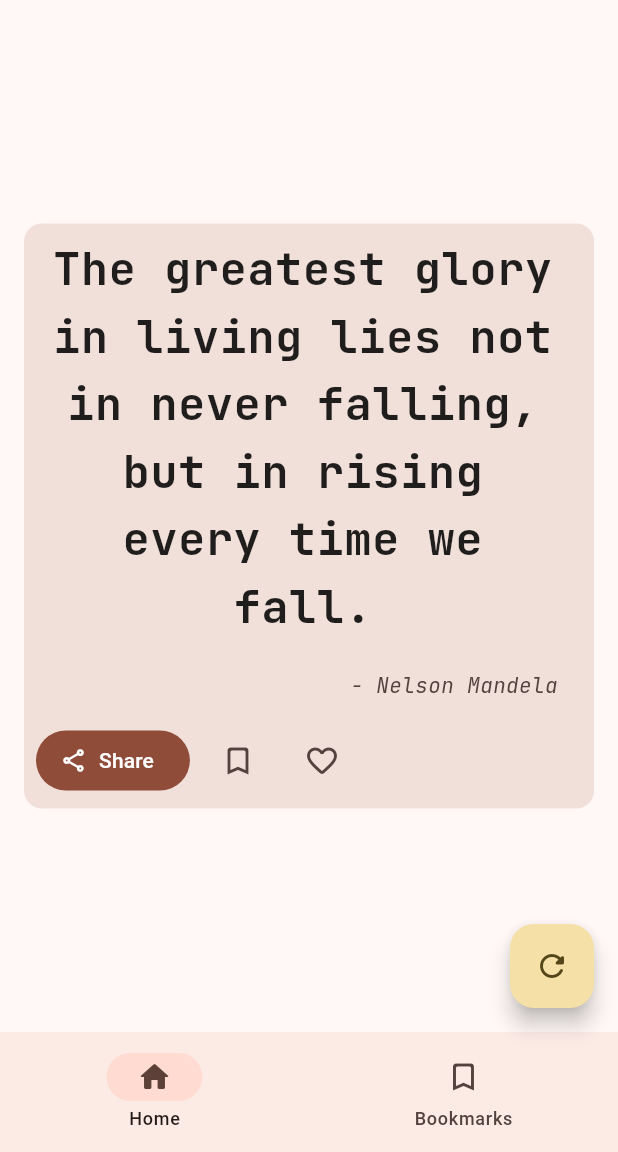
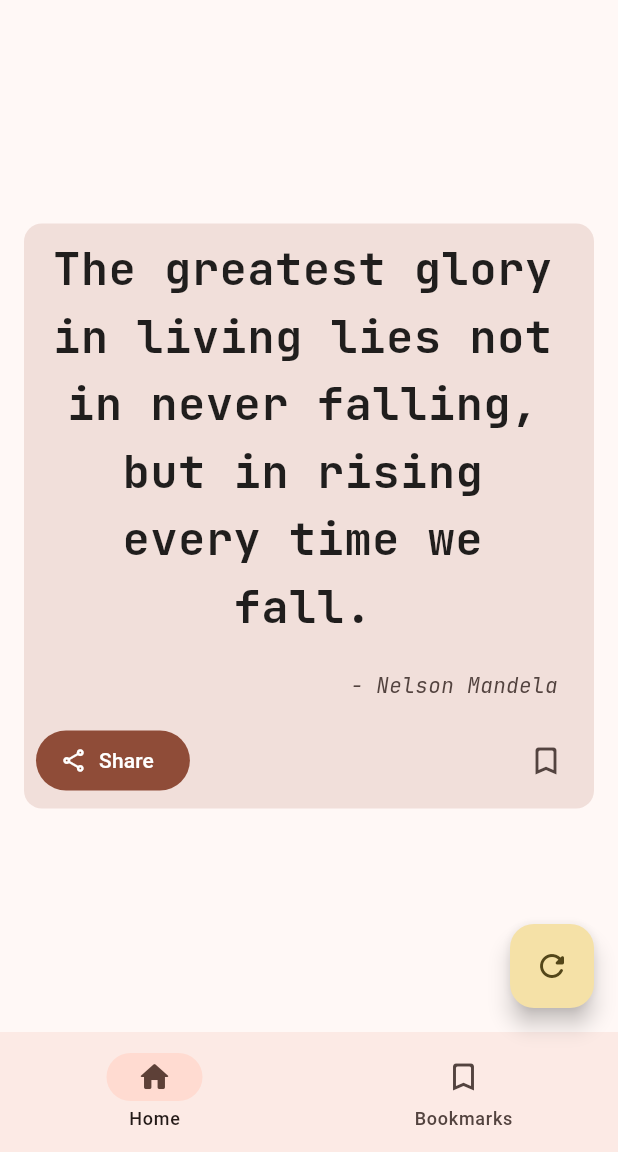
Before and after one commit to SandeepReddy0805/quote_of_the_day, a Flutter app: the screen it shows after launch, after a tap on the "refresh" icon, on a phone screen of 412 x 824 dp, the part 84-1236 px from its top. Run offline on Flutter 3.47's test engine with Material 3 defaults, Android fonts, the phone set to English and light mode, and no system bars; our stand-ins replace google_fonts.

```diff
--- a/lib/main.dart
+++ b/lib/main.dart
@@ -39,7 +39,7 @@ class MyHomePage extends StatefulWidget {
 }
 
 class _MyHomePageState extends State<MyHomePage> {
-  int _counter = 1;
+  // int _counter = 1;
   int currentPageIndex = 0;
   bool? saveSelected = false;
   int modifier = 1;
@@ -51,7 +51,7 @@ class _MyHomePageState extends State<MyHomePage> {
       // so that the display can reflect the updated values. If we changed
       // _counter without calling setState(), then the build method would not be
       // called again, and so nothing would appear to happen.
-      _counter += modifier;
+      // _counter += modifier;
     });
   }
 
@@ -64,6 +64,7 @@ class _MyHomePageState extends State<MyHomePage> {
     // fast, so that you can just rebuild anything that needs updating rather
     // than having to individually change instances of widgets.
     return Scaffold(
+      // backgroundColor: Theme.of(context).colorScheme.primaryContainer,
       appBar: AppBar(
         // TRY THIS: Try changing the color here to a specific color (to
         // Colors.amber, perhaps?) and trigger a hot reload to see the AppBar
@@ -105,12 +106,13 @@ class _MyHomePageState extends State<MyHomePage> {
                       'The greatest glory in living lies not in never falling, but in rising every time we fall.',
                       textAlign: TextAlign.center,
                       style: TextStyle(
-                        fontFamily: GoogleFonts.jetBrainsMono().fontFamily,
+                        fontFamily: GoogleFonts.jetBrainsMono(
+                          fontWeight: FontWeight.bold,
+                        ).fontFamily,
                         fontSize: 30.0,
                         fontWeight: FontWeight.bold,
                         color: Colors.black87,
                       ),
-                      // style: GoogleFonts.jetBrainsMono().fon,
                     ),
                     subtitle: Text(
                       '\n- Nelson Mandela',
@@ -121,7 +123,7 @@ class _MyHomePageState extends State<MyHomePage> {
                     ),
                   ),
                   ButtonBar(
-                    alignment: MainAxisAlignment.start,
+                    alignment: MainAxisAlignment.spaceBetween,
                     children: <Widget>[
                       FilledButton.icon(
                         onPressed: () {},
@@ -129,6 +131,7 @@ class _MyHomePageState extends State<MyHomePage> {
                         label: const Text('Share'),
                       ),
                       IconButton.filledTonal(
+                        tooltip: 'Save',
                         isSelected: saveSelected,
                         onPressed: () {
                           setState(() {
@@ -139,22 +142,22 @@ class _MyHomePageState extends State<MyHomePage> {
                         icon: const Icon(Icons.bookmark_border_rounded),
                         selectedIcon: const Icon(Icons.bookmark_outlined),
                       ),
-                      IconButton.filledTonal(
-                        isSelected: saveSelected,
-                        onPressed: () {
-                          setState(() {
-                            saveSelected = !saveSelected!;
-                            modifier = saveSelected! ? 1 : -1;
-                          });
-                        },
-                        style: ButtonStyle(
-                          shape: MaterialStateProperty.all(
-                            const CircleBorder(),
-                          ),
-                        ),
-                        selectedIcon: const Icon(Icons.favorite_rounded),
-                        icon: const Icon(Icons.favorite_border_rounded),
-                      )
+                      // IconButton.filledTonal(
+                      //   isSelected: saveSelected,
+                      //   onPressed: () {
+                      //     setState(() {
+                      //       saveSelected = !saveSelected!;
+                      //       modifier = saveSelected! ? 1 : -1;
+                      //     });
+                      //   },
+                      //   style: ButtonStyle(
+                      //     shape: MaterialStateProperty.all(
+                      //       const CircleBorder(),
+                      //     ),
+                      //   ),
+                      //   selectedIcon: const Icon(Icons.favorite_rounded),
+                      //   icon: const Icon(Icons.favorite_border_rounded),
+                      // )
                     ],
                   ),
                 ],
```
Also changed, not shown: lib/assests/icons/home_FILL0_wght400_GRAD0_opsz24.svg (added).
